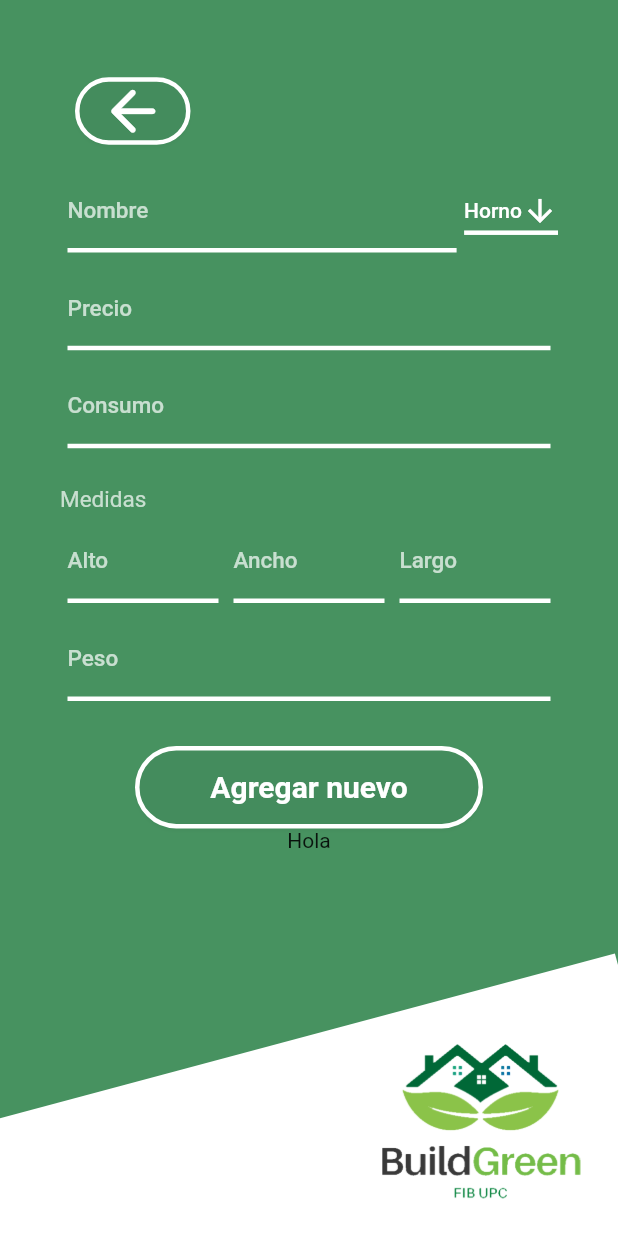
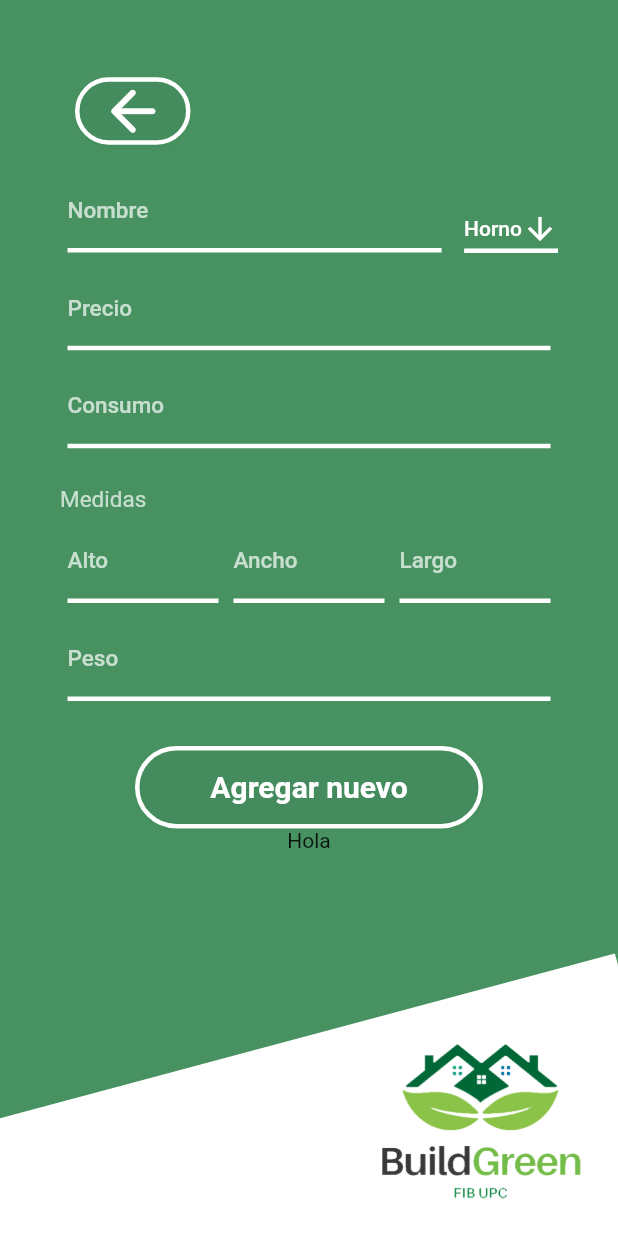
Before and after one commit to pausabat99/buildgreen-pes-Q2-2022, a Flutter app: the screen it shows after launch, on a phone screen of 412 x 824 dp. Run offline on Flutter 3.47's test engine with Material 2 defaults, Android fonts, the phone set to English and light mode, and no system bars; our stand-ins replace shared_preferences; Roboto replaces fonts that are missing (Arial, Hind).

Commit message:
custom appliance form done

```diff
--- a/frontend/lib/screens/new_appliance.dart
+++ b/frontend/lib/screens/new_appliance.dart
@@ -85,7 +85,11 @@ class _NewApplianceState extends State<NewAppliance> {
 
                   Row(children: <Widget>[
                     InputForm(controller: nameController, hintLabel: 'Nombre'),
-                    DropdownButton<String>(
+                    const Padding(padding: EdgeInsets.fromLTRB(10, 0, 0, 0)),
+                    Transform.translate(
+                      offset: const Offset(0, 12),
+                      child: DropdownButton<String>(
+                        alignment: Alignment.topCenter,
                         value: dropdownValue,
                         icon: const Icon(Icons.arrow_downward, color: Colors.white,),
                         style: Theme.of(context).textTheme.bodyText1,
@@ -106,6 +110,7 @@ class _NewApplianceState extends State<NewAppliance> {
                           );
                         }).toList(),
                         dropdownColor: Colors.green,
+                      ),
                     ),
                     //InputForm(controller: apellidoController, hintLabel: "Apellidos"),
                     ],
```
Lines whose indentation alone changed are shown as unchanged.
